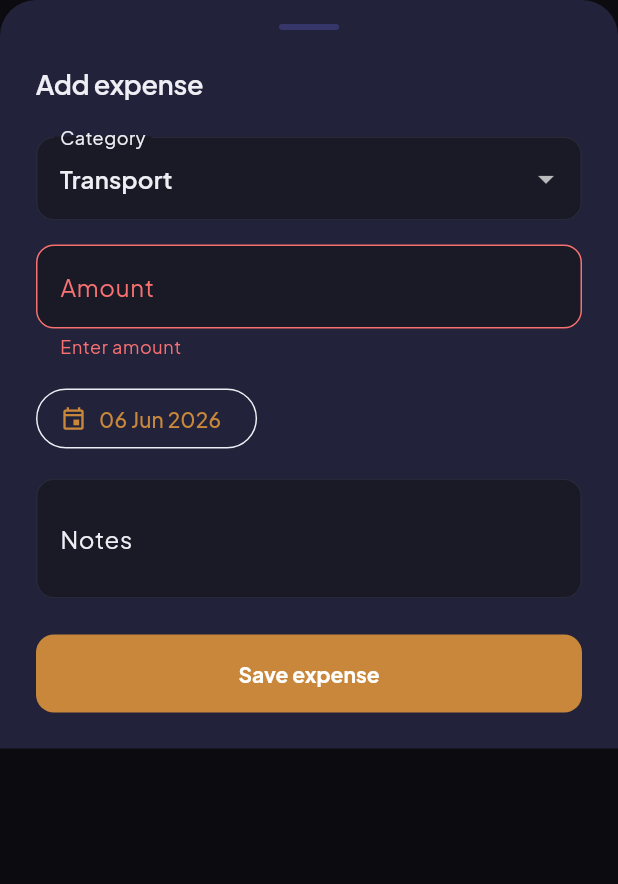
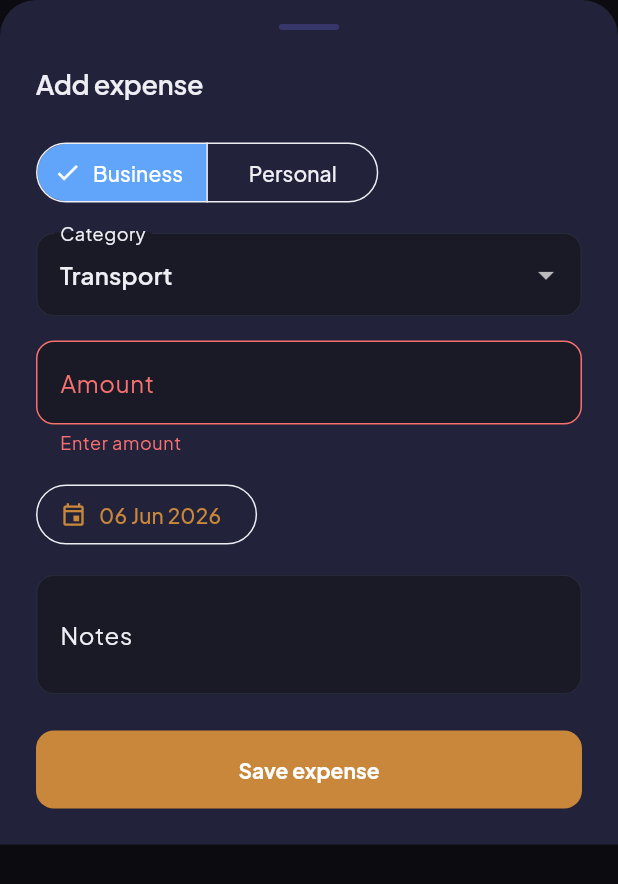
Before and after one commit to parthtiwari-dev/KajuPIlot, a Flutter app: the ExpenseSheet widget shown alone on an empty page, opened directly, after a tap on "Save expense", on a phone screen of 412 x 824 dp. Shown: the top 884 px of the screen. Run offline on Flutter 3.47's test engine with Material 3 defaults, Android fonts, the phone set to English and light mode, and no system bars; our stand-ins replace adaptive_theme, dio, drift, drift_flutter, flutter_riverpod, flutter_secure_storage and 3 more; accounts and stored records are empty; generated files the repository leaves out were written again.

Commit message:
feat: split expenses by business and personal scope

```diff
--- a/kajupilot/lib/core/db/app_database.dart
+++ b/kajupilot/lib/core/db/app_database.dart
@@ -97,6 +97,7 @@ class Expenses extends Table {
   TextColumn get id => text()();
   TextColumn get userId => text()();
   TextColumn get category => text()();
+  TextColumn get scope => text().withDefault(const Constant('BUSINESS'))();
   IntColumn get amountPaise => integer()();
   TextColumn get notes => text().nullable()();
   DateTimeColumn get expenseDate => dateTime()();
@@ -192,7 +193,7 @@ class AppDatabase extends _$AppDatabase {
       : super(executor ?? driftDatabase(name: 'kajupilot'));
 
   @override
-  int get schemaVersion => 2;
+  int get schemaVersion => 3;
 
   @override
   MigrationStrategy get migration => MigrationStrategy(
@@ -201,6 +202,9 @@ class AppDatabase extends _$AppDatabase {
           if (from < 2) {
             await migrator.createTable(dealItems);
           }
+          if (from < 3) {
+            await migrator.addColumn(expenses, expenses.scope);
+          }
         },
       );
 }
--- a/kajupilot/lib/features/money/data/money_models.dart
+++ b/kajupilot/lib/features/money/data/money_models.dart
@@ -46,6 +46,23 @@ enum ExpenseCategoryValue {
   }
 }
 
+enum ExpenseScopeValue {
+  business('BUSINESS', 'Business'),
+  personal('PERSONAL', 'Personal');
+
+  const ExpenseScopeValue(this.apiValue, this.label);
+
+  final String apiValue;
+  final String label;
+
+  static ExpenseScopeValue fromApi(String value) {
+    return ExpenseScopeValue.values.firstWhere(
+      (scope) => scope.apiValue == value,
+      orElse: () => ExpenseScopeValue.business,
+    );
+  }
+}
+
 class PaymentListQuery {
   const PaymentListQuery({
     this.partyId,
@@ -77,11 +94,13 @@ class PaymentListQuery {
 
 class ExpenseListQuery {
   const ExpenseListQuery({
+    this.scope,
     this.category,
     this.from,
     this.to,
   });
 
+  final ExpenseScopeValue? scope;
   final ExpenseCategoryValue? category;
   final DateTime? from;
   final DateTime? to;
@@ -89,13 +108,14 @@ class ExpenseListQuery {
   @override
   bool operator ==(Object other) {
     return other is ExpenseListQuery &&
+        other.scope == scope &&
         other.category == category &&
         other.from == from &&
         other.to == to;
   }
 
   @override
-  int get hashCode => Object.hash(category, from, to);
+  int get hashCode => Object.hash(scope, category, from, to);
 }
 
 class PaymentPartySummary {
@@ -262,12 +282,14 @@ class UpdatePaymentInput {
 
 class CreateExpenseInput {
   const CreateExpenseInput({
+    this.scope = ExpenseScopeValue.business,
     required this.category,
     required this.amountPaise,
     required this.expenseDate,
     this.notes,
   });
 
+  final ExpenseScopeValue scope;
   final ExpenseCategoryValue category;
   final int amountPaise;
   final DateTime expenseDate;
@@ -276,12 +298,14 @@ class CreateExpenseInput {
 
 class UpdateExpenseInput {
   const UpdateExpenseInput({
+    required this.scope,
     required this.category,
     required this.amountPaise,
     required this.expenseDate,
     this.notes,
   });
 
+  final ExpenseScopeValue scope;
   final ExpenseCategoryValue category;
   final int amountPaise;
   final DateTime expenseDate;
@@ -341,6 +365,7 @@ class MoneyLedgerParty {
 class ExpenseSummary {
   const ExpenseSummary({
     required this.byCategoryPaise,
+    required this.byScopePaise,
     required this.totalPaise,
     required this.periodComparison,
   });
@@ -350,12 +375,16 @@ class ExpenseSummary {
       byCategoryPaise: {
         for (final category in ExpenseCategoryValue.values) category: 0,
       },
+      byScopePaise: {
+        for (final scope in ExpenseScopeValue.values) scope: 0,
+      },
       totalPaise: 0,
       periodComparison: 0,
     );
   }
 
   final Map<ExpenseCategoryValue, int> byCategoryPaise;
+  final Map<ExpenseScopeValue, int> byScopePaise;
   final int totalPaise;
   final double periodComparison;
 }
--- a/kajupilot/lib/features/money/widgets/expense_sheet.dart
+++ b/kajupilot/lib/features/money/widgets/expense_sheet.dart
@@ -32,6 +32,7 @@ class _ExpenseSheetState extends ConsumerState<ExpenseSheet> {
   final _formKey = GlobalKey<FormState>();
   late final TextEditingController _amountController;
   late final TextEditingController _notesController;
+  late ExpenseScopeValue _scope;
   late ExpenseCategoryValue _category;
   DateTime _expenseDate = DateTime.now();
   var _isSaving = false;
@@ -42,6 +43,9 @@ class _ExpenseSheetState extends ConsumerState<ExpenseSheet> {
   void initState() {
     super.initState();
     final expense = widget.expense;
+    _scope = expense == null
+        ? ExpenseScopeValue.business
+        : ExpenseScopeValue.fromApi(expense.scope);
     _category = expense == null
         ? ExpenseCategoryValue.transport
         : ExpenseCategoryValue.fromApi(expense.category);
@@ -119,6 +123,18 @@ class _ExpenseSheetState extends ConsumerState<ExpenseSheet> {
                     ],
                   ),
                   const SizedBox(height: KajuSpacing.lg),
+                  SegmentedButton<ExpenseScopeValue>(
+                    key: const Key('expense-scope-field'),
+                    segments: [
+                      for (final scope in ExpenseScopeValue.values)
+                        ButtonSegment(value: scope, label: Text(scope.label)),
+                    ],
+                    selected: {_scope},
+                    onSelectionChanged: (selection) {
+                      setState(() => _scope = selection.single);
+                    },
+                  ),
+                  const SizedBox(height: KajuSpacing.md),
                   DropdownButtonFormField<ExpenseCategoryValue>(
                     key: const Key('expense-category-field'),
                     value: _category,
@@ -201,6 +217,7 @@ class _ExpenseSheetState extends ConsumerState<ExpenseSheet> {
         await repository.update(
           widget.expense!.id,
           UpdateExpenseInput(
+            scope: _scope,
             category: _category,
             amountPaise: amountPaise,
             expenseDate: _expenseDate,
@@ -210,6 +227,7 @@ class _ExpenseSheetState extends ConsumerState<ExpenseSheet> {
       } else {
         await repository.create(
           CreateExpenseInput(
+            scope: _scope,
             category: _category,
             amountPaise: amountPaise,
             expenseDate: _expenseDate,
```
Also changed, not shown: kajupilot/lib/features/money/data/expenses_api.dart (+12 -0 lines), kajupilot/lib/features/money/data/expenses_repository.dart (+22 -0 lines), kajupilot/lib/features/money/money_screen.dart (+87 -4 lines), kajupilot/lib/features/money/widgets/expense_card.dart (+7 -2 lines), kajupilot/lib/core/db/app_database.g.dart, 9 other files.
